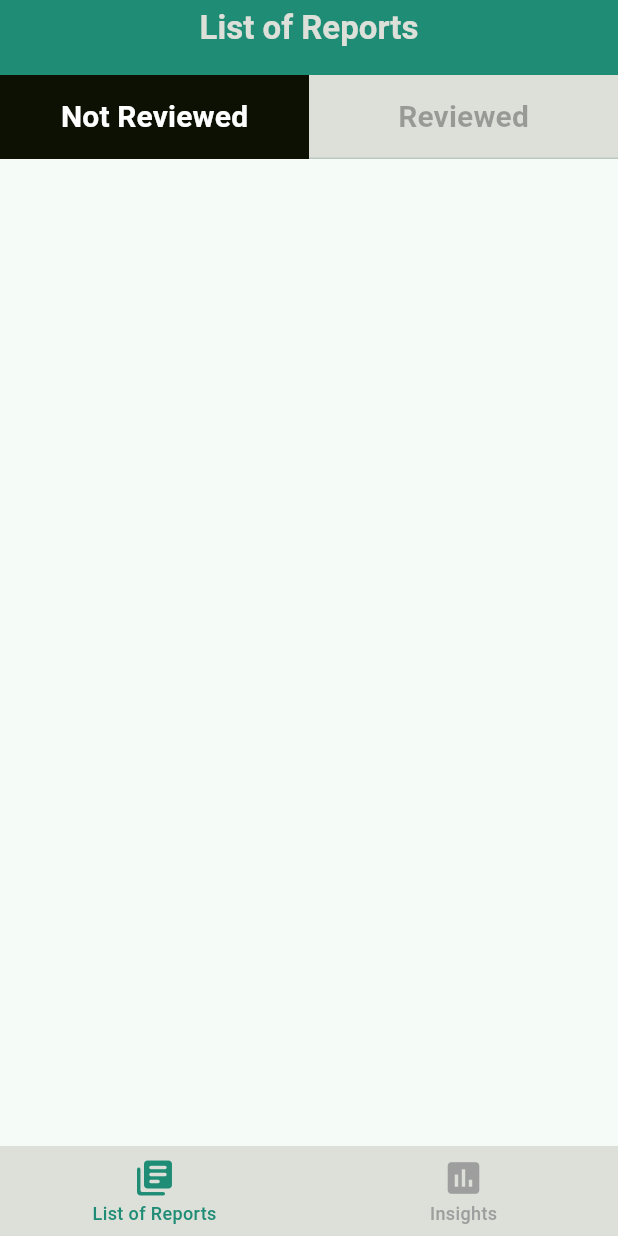
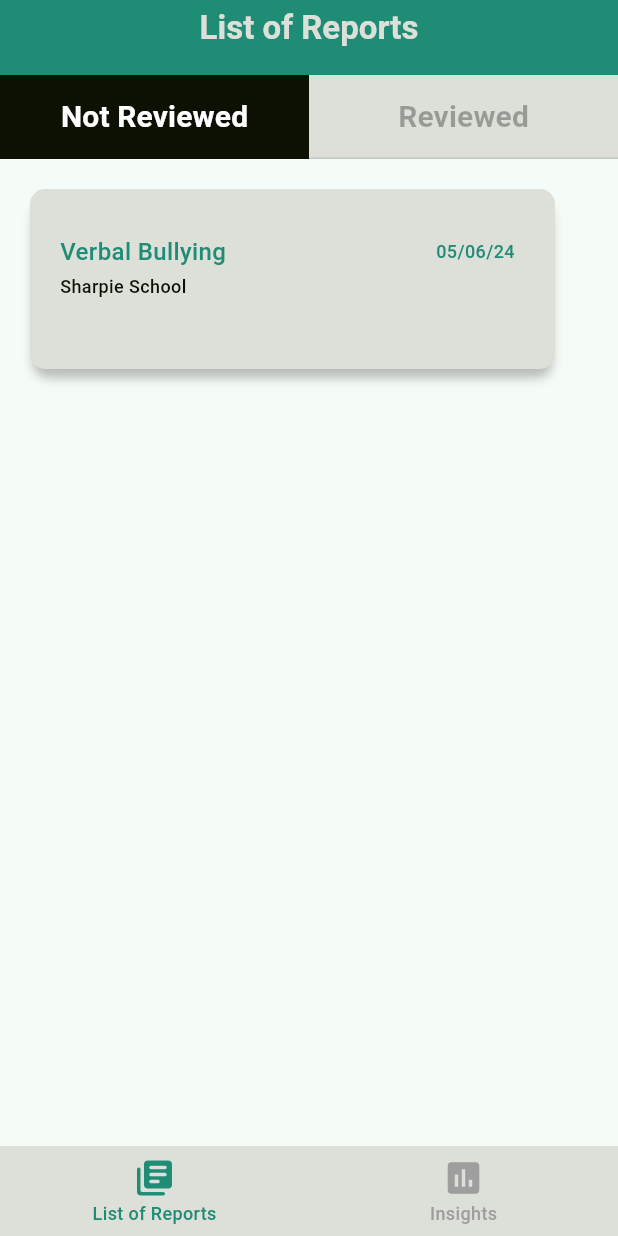
Before and after one commit to nsennes/SafeSchool, a Flutter app: the screen it shows after launch, on a phone screen of 412 x 824 dp. Run offline on Flutter 3.47's test engine with Material 3 defaults, Android fonts, the phone set to English and light mode, and no system bars; Roboto replaces fonts that are missing (Rubik).

Commit message:
report card and others :ok_woman: :fireworks:

```diff
--- /dev/null
+++ b/safeschool_admin/lib/Widgets/report_card.dart
@@ -0,0 +1,81 @@
+import 'package:flutter/material.dart';
+import 'package:safeschool_admin/Utilities/colors_use.dart';
+import 'package:safeschool_admin/Utilities/text_use.dart';
+
+class ReportCard extends StatelessWidget {
+  final String reportName;
+  final String schoolName;
+  final String date;
+  const ReportCard(
+      {super.key,
+      required this.reportName,
+      required this.schoolName,
+      required this.date});
+
+  @override
+  Widget build(BuildContext context) {
+    return GestureDetector(
+      onTap: () {
+        Navigator.pushNamed(context, '/report_incident');
+      },
+      child: Padding(
+        padding: const EdgeInsets.symmetric(horizontal: 20.0, vertical: 20),
+        child: Stack(
+          children: [
+            Container(
+              height: 120,
+              width: 350,
+              decoration: BoxDecoration(
+                  color: ColorsUse.secondaryColor,
+                  borderRadius: BorderRadius.circular(10),
+                  boxShadow: [
+                    BoxShadow(
+                      color: Colors.black.withOpacity(0.25),
+                      spreadRadius: -2,
+                      blurRadius: 5,
+                      offset: const Offset(0, 8),
+                    )
+                  ]),
+            ),
+            Padding(
+              padding:
+                  const EdgeInsets.symmetric(vertical: 30.0, horizontal: 20),
+              child: Column(
+                crossAxisAlignment: CrossAxisAlignment.start,
+                children: [
+                  Row(
+                    children: [
+                      Text(
+                        reportName,
+                        style: TextUse.heading_3().merge(
+                            const TextStyle(color: ColorsUse.primaryColor)),
+                      ),
+                      Padding(
+                        padding: const EdgeInsets.only(left: 140.0),
+                        child: Text(
+                          date,
+                          style: TextUse.heading_3().merge(const TextStyle(
+                              color: ColorsUse.primaryColor, fontSize: 12)),
+                        ),
+                      )
+                    ],
+                  ),
+                  const SizedBox(
+                    height: 3,
+                  ),
+                  Text(
+                    schoolName,
+                    style: TextUse.heading_3().merge(const TextStyle(
+                      fontSize: 12,
+                      color: ColorsUse.accentColor,
+                    )),
+                  )
+                ],
+              ),
+            )
+          ],
+        ),
+      ),
+    );
+  }
+}
--- a/safeschool_admin/lib/main.dart
+++ b/safeschool_admin/lib/main.dart
@@ -1,6 +1,7 @@
 import 'package:flutter/material.dart';
 import 'package:safeschool_admin/Utilities/colors_use.dart';
 import 'package:safeschool_admin/Widgets/bottom_navbar.dart';
+import 'package:safeschool_admin/pages/report_incident.dart';
 
 void main() {
   runApp(const MyApp());
@@ -30,6 +31,9 @@ class MyApp extends StatelessWidget {
         ),
         fontFamily: "Rubik",
       ),
+      routes: {
+        '/report_incident': (context) => ReportIncident(),
+      },
       home: BottomNavbar(),
     );
   }
--- a/safeschool_admin/lib/pages/ListOfReports/not_reviewed.dart
+++ b/safeschool_admin/lib/pages/ListOfReports/not_reviewed.dart
@@ -1,10 +1,23 @@
 import 'package:flutter/material.dart';
+import 'package:safeschool_admin/Utilities/colors_use.dart';
+import 'package:safeschool_admin/Utilities/text_use.dart';
+import 'package:safeschool_admin/Widgets/report_card.dart';
 
 class NotReviewed extends StatelessWidget {
   const NotReviewed({super.key});
 
   @override
   Widget build(BuildContext context) {
-    return Scaffold();
+    return const Scaffold(
+      body: const Column(
+        crossAxisAlignment: CrossAxisAlignment.start,
+        children: [
+          ReportCard(
+              reportName: "Verbal Bullying",
+              schoolName: "Sharpie School",
+              date: "05/06/24")
+        ],
+      ),
+    );
   }
 }
```
Also changed, not shown: safeschool_admin/lib/pages/report_incident.dart (added, +216 -0 lines).
